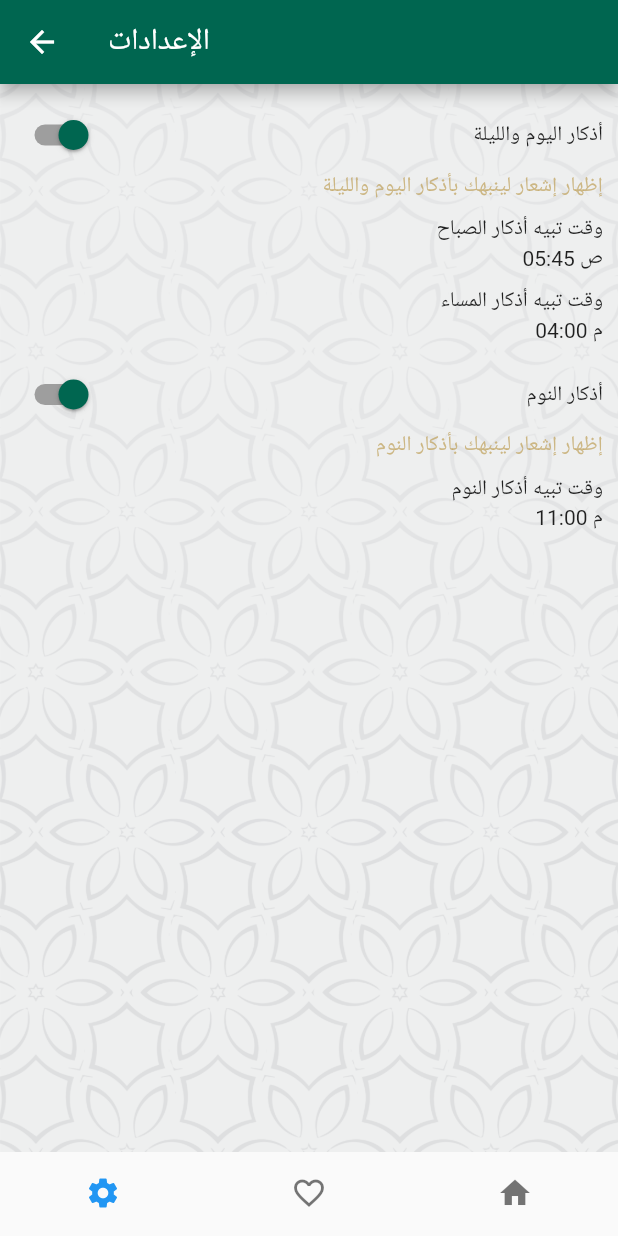
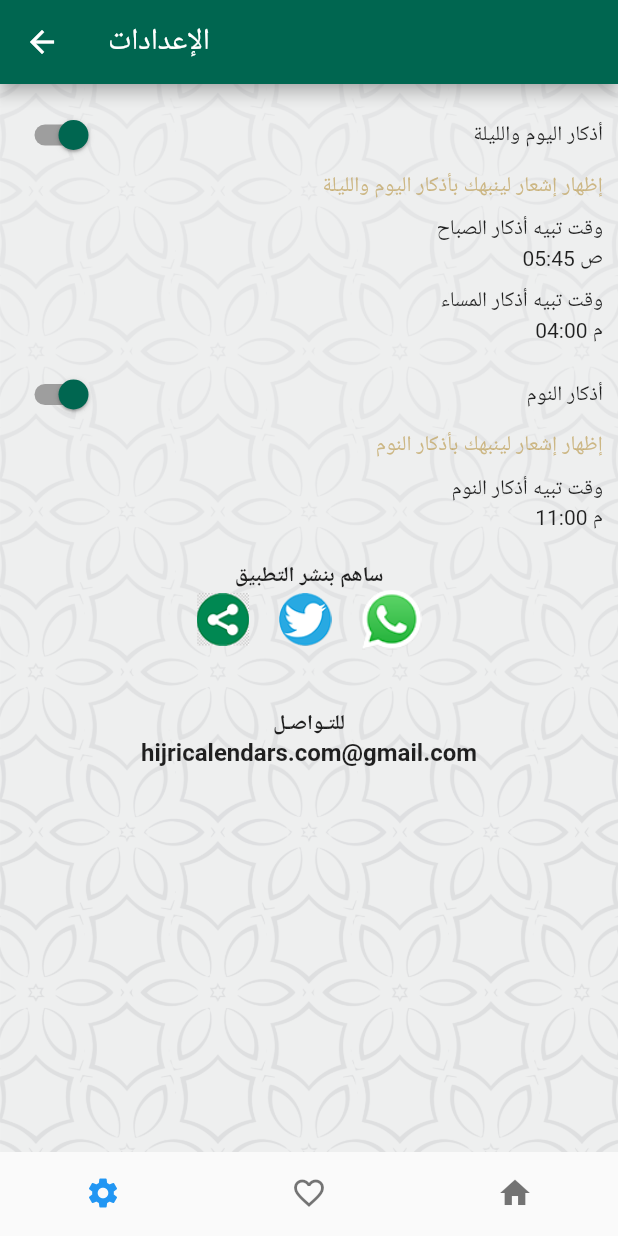
Before and after one commit to githussein/Recitation_App, a Flutter app: the Settings screen opened directly, on a phone screen of 412 x 824 dp. Run offline on Flutter 3.47's test engine with Material 2 defaults, Android fonts, the phone set to English and light mode, and no system bars; our stand-ins replace carousel_slider, flutter_local_notifications, hijri, numberpicker, rxdart, share and 2 more; missing offline and left inert: flutter_share_me, onesignal_flutter; accounts and stored records are empty.

Commit message:
Add share icons and contact email to Settings route

```diff
--- a/lib/main.dart
+++ b/lib/main.dart
@@ -227,8 +227,8 @@ class _MyHomePageState extends State<MyHomePage> {
         _dayName = 'اليوم';
     }
 
-    //Share message
-    String msg =
+    //content to share to other apps
+    String _textToShare =
         'فاذكروني أذكركم - حمل تطبيق أذكار وأدعية \n\nhttp://onelink.to/4m9xg8';
 
     return Scaffold(
@@ -410,7 +410,7 @@ class _MyHomePageState extends State<MyHomePage> {
                         color: Colors.transparent,
                         child: InkWell(
                           onTap: () {
-                            Share.share(msg);
+                            Share.share(_textToShare);
                           }, // needed
                           child: Image.asset(
                             "images/share.png",
@@ -441,7 +441,7 @@ class _MyHomePageState extends State<MyHomePage> {
                         color: Colors.transparent,
                         child: InkWell(
                           onTap: () {
-                            FlutterShareMe().shareToTwitter(msg: msg);
+                            FlutterShareMe().shareToTwitter(msg: _textToShare);
                           }, // needed
                           child: Image.asset(
                             "images/twitter.png",
@@ -456,7 +456,7 @@ class _MyHomePageState extends State<MyHomePage> {
                         color: Colors.transparent,
                         child: InkWell(
                           onTap: () {
-                            FlutterShareMe().shareToWhatsApp(msg: msg);
+                            FlutterShareMe().shareToWhatsApp(msg: _textToShare);
                           }, // needed
                           child: Image.asset(
                             "images/whatsapp.png",
--- a/lib/settings.dart
+++ b/lib/settings.dart
@@ -1,7 +1,9 @@
 import 'package:flutter/material.dart';
+import 'package:flutter_share_me/flutter_share_me.dart';
 import 'package:hijri_gregorian/NotificationPlugin.dart';
 import 'package:hijri_gregorian/config/palette.dart';
 import 'package:hijri_gregorian/main.dart';
+import 'package:share/share.dart';
 
 import 'favorites.dart';
 
@@ -16,6 +18,10 @@ class _SettingsState extends State<Settings> {
 
   //Default selected tab from the bottom navigation bar
   int _selectedIndex = 0;
+
+  //content to share to other apps
+  String _textToShare =
+      'فاذكروني أذكركم - حمل تطبيق أذكار وأدعية \n\nhttp://onelink.to/4m9xg8';
 
   @override
   Widget build(BuildContext context) {
@@ -62,9 +68,7 @@ class _SettingsState extends State<Settings> {
                   ),
                 ],
               ),
-              SizedBox(
-                height: 10.0,
-              ),
+              SizedBox(height: 10.0),
               Row(
                 mainAxisAlignment: MainAxisAlignment.end,
                 children: <Widget>[
@@ -92,9 +96,7 @@ class _SettingsState extends State<Settings> {
                   Text('04:00 م'),
                 ],
               ),
-              SizedBox(
-                height: 10.0,
-              ),
+              SizedBox(height: 10.0),
               Row(
                 mainAxisAlignment: MainAxisAlignment.spaceBetween,
                 children: <Widget>[
@@ -127,9 +129,7 @@ class _SettingsState extends State<Settings> {
                   ),
                 ],
               ),
-              SizedBox(
-                height: 10.0,
-              ),
+              SizedBox(height: 10.0),
               Row(
                 mainAxisAlignment: MainAxisAlignment.end,
                 children: <Widget>[
@@ -140,6 +140,108 @@ class _SettingsState extends State<Settings> {
                 mainAxisAlignment: MainAxisAlignment.end,
                 children: <Widget>[
                   Text('11:00 م'),
+                ],
+              ),
+              SizedBox(height: 10.0),
+              Container(
+                padding: EdgeInsets.all(10.0),
+                child: Column(
+                  mainAxisAlignment: MainAxisAlignment.center,
+                  children: <Widget>[
+                    Text(
+                      'ساهم بنشر التطبيق',
+                      textDirection: TextDirection.rtl,
+                      style: TextStyle(
+                        fontWeight: FontWeight.bold,
+                      ),
+                    ),
+                    Row(
+                      mainAxisAlignment: MainAxisAlignment.center,
+                      children: <Widget>[
+                        Material(
+                          // needed
+                          color: Colors.transparent,
+                          child: InkWell(
+                            onTap: () {
+                              Share.share(_textToShare);
+                            }, // needed
+                            child: Image.asset(
+                              "images/share.png",
+                              width: 35,
+                              fit: BoxFit.cover,
+                            ),
+                          ),
+                        ),
+                        SizedBox(width: 20.0),
+                        // Material(
+                        //   // needed
+                        //   color: Colors.transparent,
+                        //   child: InkWell(
+                        //     onTap: () {
+                        //       FlutterShareMe().shareToFacebook(
+                        //           msg: msg, url: 'http://onelink.to/4m9xg8');
+                        //     }, // needed
+                        //     child: Image.asset(
+                        //       "images/facebook.png",
+                        //       width: 35,
+                        //       fit: BoxFit.cover,
+                        //     ),
+                        //   ),
+                        // ),
+                        // SizedBox(width: 20.0),
+                        Material(
+                          // needed
+                          color: Colors.transparent,
+                          child: InkWell(
+                            onTap: () {
+                              FlutterShareMe()
+                                  .shareToTwitter(msg: _textToShare);
+                            }, // needed
+                            child: Image.asset(
+                              "images/twitter.png",
+                              width: 35,
+                              fit: BoxFit.cover,
+                            ),
+                          ),
+                        ),
+                        SizedBox(width: 20.0),
+                        Material(
+                          // needed
+                          color: Colors.transparent,
+                          child: InkWell(
+                            onTap: () {
+                              FlutterShareMe()
+                                  .shareToWhatsApp(msg: _textToShare);
+                            }, // needed
+                            child: Image.asset(
+                              "images/whatsapp.png",
+                              width: 40,
+                              fit: BoxFit.cover,
+                            ),
+                          ),
+                        ),
+                      ],
+                    )
+                  ],
+                ),
+              ),
+              SizedBox(height: 30.0),
+              Column(
+                children: [
+                  Text(
+                    'للتـواصـل',
+                    textDirection: TextDirection.rtl,
+                    style: TextStyle(
+                      fontWeight: FontWeight.bold,
+                    ),
+                  ),
+                  Text(
+                    'hijricalendars.com@gmail.com',
+                    style: TextStyle(
+                      fontSize: 16,
+                      fontWeight: FontWeight.bold,
+                    ),
+                  ),
                 ],
               ),
             ],
```
